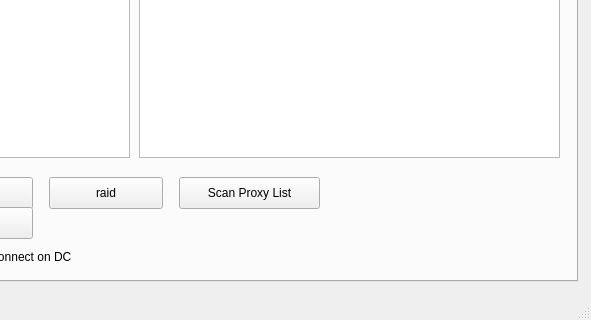
The window that mainwindow.ui (Arus12316/sabotv2) describes before a commit, drawn with Qt 5; both pictures show x 823 to 1414 and y 266 to 586 of the 1414 by 586 pixel window.
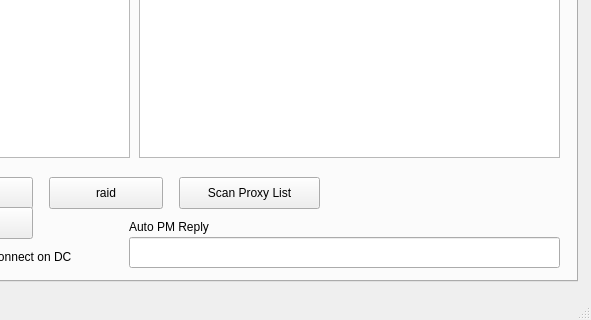
The same window after the commit.

Commit message: Improved some on restoring connections, and added an auto-reply for pms

Patch:
```diff
--- a/mainwindow.ui
+++ b/mainwindow.ui
@@ -373,6 +373,29 @@
        <string>Auto-Reconnect on DC</string>
       </property>
      </widget>
+     <widget class="QLineEdit" name="autoReply">
+      <property name="geometry">
+       <rect>
+        <x>950</x>
+        <y>460</y>
+        <width>431</width>
+        <height>31</height>
+       </rect>
+      </property>
+     </widget>
+     <widget class="QLabel" name="label_2">
+      <property name="geometry">
+       <rect>
+        <x>950</x>
+        <y>440</y>
+        <width>121</width>
+        <height>20</height>
+       </rect>
+      </property>
+      <property name="text">
+       <string>Auto PM Reply</string>
+      </property>
+     </widget>
     </widget>
    </widget>
   </widget>
```
The commit also changes 5 other files.
